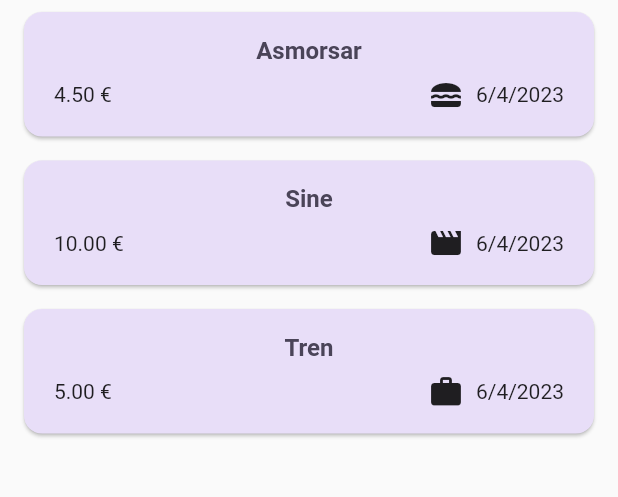
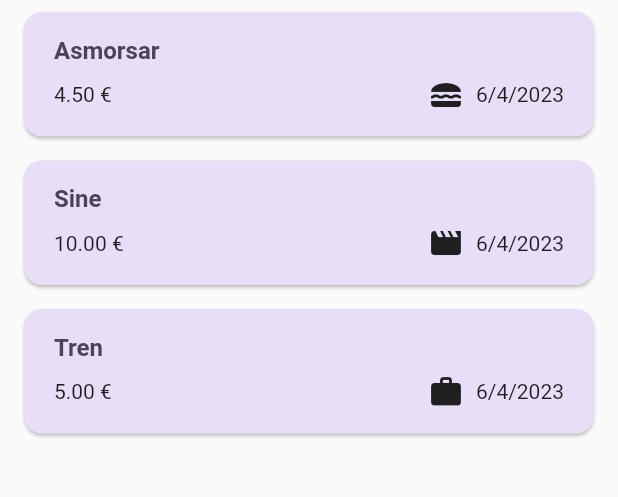
Before and after one commit to angabar/formacio, a Flutter app: the screen it shows after launch, on a phone screen of 412 x 824 dp, the part 108-605 px from its top. Run offline on Flutter 3.47's test engine with Material 2 defaults, Android fonts, the phone set to English and light mode, and no system bars; our stand-ins replace google_fonts.

Commit message:
More code

```diff
--- a/flutter/expense_tracker/lib/widgets/expenses.dart
+++ b/flutter/expense_tracker/lib/widgets/expenses.dart
@@ -1,5 +1,3 @@
-import 'dart:math';
-
 import 'package:expense_tracker/widgets/expenses_list/expenses_list.dart';
 import 'package:expense_tracker/models/expense.dart';
 import 'package:expense_tracker/widgets/new_expense.dart';
--- a/flutter/expense_tracker/lib/widgets/expenses_list/expenses_item.dart
+++ b/flutter/expense_tracker/lib/widgets/expenses_list/expenses_item.dart
@@ -15,6 +15,7 @@ class ExpensesItem extends StatelessWidget {
       child: Padding(
         padding: const EdgeInsets.symmetric(horizontal: 20, vertical: 16),
         child: Column(
+          crossAxisAlignment: CrossAxisAlignment.start,
           children: [
             Text(
               expense.title,
--- a/flutter/expense_tracker/lib/widgets/expenses_list/expenses_list.dart
+++ b/flutter/expense_tracker/lib/widgets/expenses_list/expenses_list.dart
@@ -19,6 +19,10 @@ class ExpensesList extends StatelessWidget {
       itemCount: expenses.length,
       itemBuilder: (BuildContext context, int index) => Dismissible(
         key: ValueKey(expenses[index]),
+        background: Container(
+          color: Theme.of(context).colorScheme.error.withOpacity(0.75),
+          margin: Theme.of(context).cardTheme.margin,
+        ),
         onDismissed: (DismissDirection direction) =>
             removeExpense(expenses[index]),
         child: ExpensesItem(expense: expenses[index]),
```
Also changed, not shown: flutter/expense_tracker/lib/main.dart (+19 -0 lines), flutter/expense_tracker/lib/models/expense.dart (+20 -0 lines).
